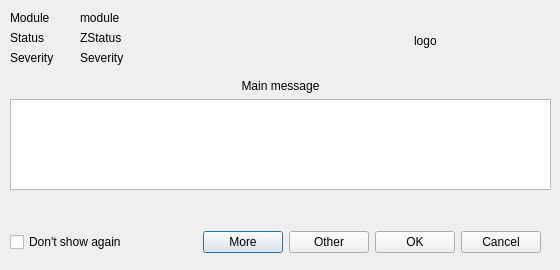
The window that zcontentutils/zexceptiondlg.ui (seth-world/zcontent) describes before a commit, drawn with Qt 5.
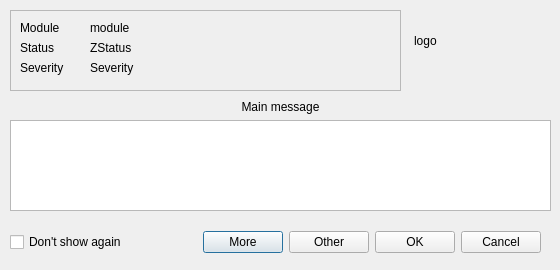
The same window after the commit.

```diff
--- a/zcontentutils/zexceptiondlg.ui
+++ b/zcontentutils/zexceptiondlg.ui
@@ -13,45 +13,6 @@
   <property name="windowTitle">
    <string>Dialog</string>
   </property>
-  <widget class="QLabel" name="ModuleLBl">
-   <property name="geometry">
-    <rect>
-     <x>80</x>
-     <y>10</y>
-     <width>301</width>
-     <height>16</height>
-    </rect>
-   </property>
-   <property name="text">
-    <string>module</string>
-   </property>
-  </widget>
-  <widget class="QLabel" name="ZStatusLBl">
-   <property name="geometry">
-    <rect>
-     <x>80</x>
-     <y>30</y>
-     <width>151</width>
-     <height>16</height>
-    </rect>
-   </property>
-   <property name="text">
-    <string>ZStatus</string>
-   </property>
-  </widget>
-  <widget class="QLabel" name="SeverityLBl">
-   <property name="geometry">
-    <rect>
-     <x>80</x>
-     <y>50</y>
-     <width>141</width>
-     <height>16</height>
-    </rect>
-   </property>
-   <property name="text">
-    <string>Severity</string>
-   </property>
-  </widget>
   <widget class="QLabel" name="LogoLBl">
    <property name="geometry">
     <rect>
@@ -83,50 +44,11 @@
     <bool>true</bool>
    </property>
   </widget>
-  <widget class="QLabel" name="label_3">
-   <property name="geometry">
-    <rect>
-     <x>10</x>
-     <y>10</y>
-     <width>54</width>
-     <height>15</height>
-    </rect>
-   </property>
-   <property name="text">
-    <string>Module</string>
-   </property>
-  </widget>
-  <widget class="QLabel" name="label_4">
-   <property name="geometry">
-    <rect>
-     <x>10</x>
-     <y>30</y>
-     <width>54</width>
-     <height>15</height>
-    </rect>
-   </property>
-   <property name="text">
-    <string>Status</string>
-   </property>
-  </widget>
-  <widget class="QLabel" name="label_5">
-   <property name="geometry">
-    <rect>
-     <x>10</x>
-     <y>50</y>
-     <width>54</width>
-     <height>15</height>
-    </rect>
-   </property>
-   <property name="text">
-    <string>Severity</string>
-   </property>
-  </widget>
   <widget class="QWidget" name="verticalLayoutWidget">
    <property name="geometry">
     <rect>
      <x>10</x>
-     <y>79</y>
+     <y>100</y>
      <width>541</width>
      <height>111</height>
     </rect>
@@ -207,6 +129,100 @@
     </item>
    </layout>
   </widget>
+  <widget class="QFrame" name="ExceptionFRm">
+   <property name="geometry">
+    <rect>
+     <x>10</x>
+     <y>10</y>
+     <width>391</width>
+     <height>81</height>
+    </rect>
+   </property>
+   <property name="frameShape">
+    <enum>QFrame::StyledPanel</enum>
+   </property>
+   <property name="frameShadow">
+    <enum>QFrame::Raised</enum>
+   </property>
+   <widget class="QLabel" name="ZStatusLBl">
+    <property name="geometry">
+     <rect>
+      <x>80</x>
+      <y>30</y>
+      <width>151</width>
+      <height>16</height>
+     </rect>
+    </property>
+    <property name="text">
+     <string>ZStatus</string>
+    </property>
+   </widget>
+   <widget class="QLabel" name="label_3">
+    <property name="geometry">
+     <rect>
+      <x>10</x>
+      <y>10</y>
+      <width>54</width>
+      <height>15</height>
+     </rect>
+    </property>
+    <property name="text">
+     <string>Module</string>
+    </property>
+   </widget>
+   <widget class="QLabel" name="ModuleLBl">
+    <property name="geometry">
+     <rect>
+      <x>80</x>
+      <y>10</y>
+      <width>301</width>
+      <height>16</height>
+     </rect>
+    </property>
+    <property name="text">
+     <string>module</string>
+    </property>
+   </widget>
+   <widget class="QLabel" name="SeverityLBl">
+    <property name="geometry">
+     <rect>
+      <x>80</x>
+      <y>50</y>
+      <width>141</width>
+      <height>16</height>
+     </rect>
+    </property>
+    <property name="text">
+     <string>Severity</string>
+    </property>
+   </widget>
+   <widget class="QLabel" name="label_5">
+    <property name="geometry">
+     <rect>
+      <x>10</x>
+      <y>50</y>
+      <width>54</width>
+      <height>15</height>
+     </rect>
+    </property>
+    <property name="text">
+     <string>Severity</string>
+    </property>
+   </widget>
+   <widget class="QLabel" name="label_4">
+    <property name="geometry">
+     <rect>
+      <x>10</x>
+      <y>30</y>
+      <width>54</width>
+      <height>15</height>
+     </rect>
+    </property>
+    <property name="text">
+     <string>Status</string>
+    </property>
+   </widget>
+  </widget>
  </widget>
  <resources/>
  <connections/>
```
